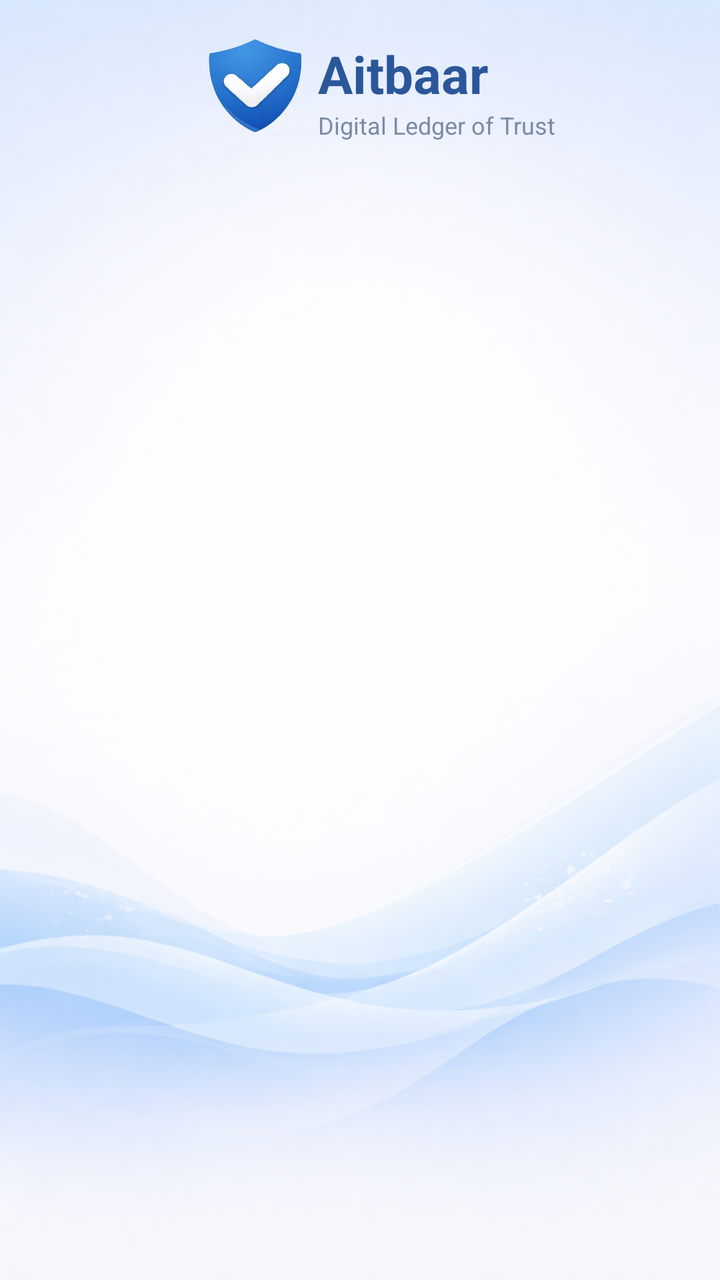
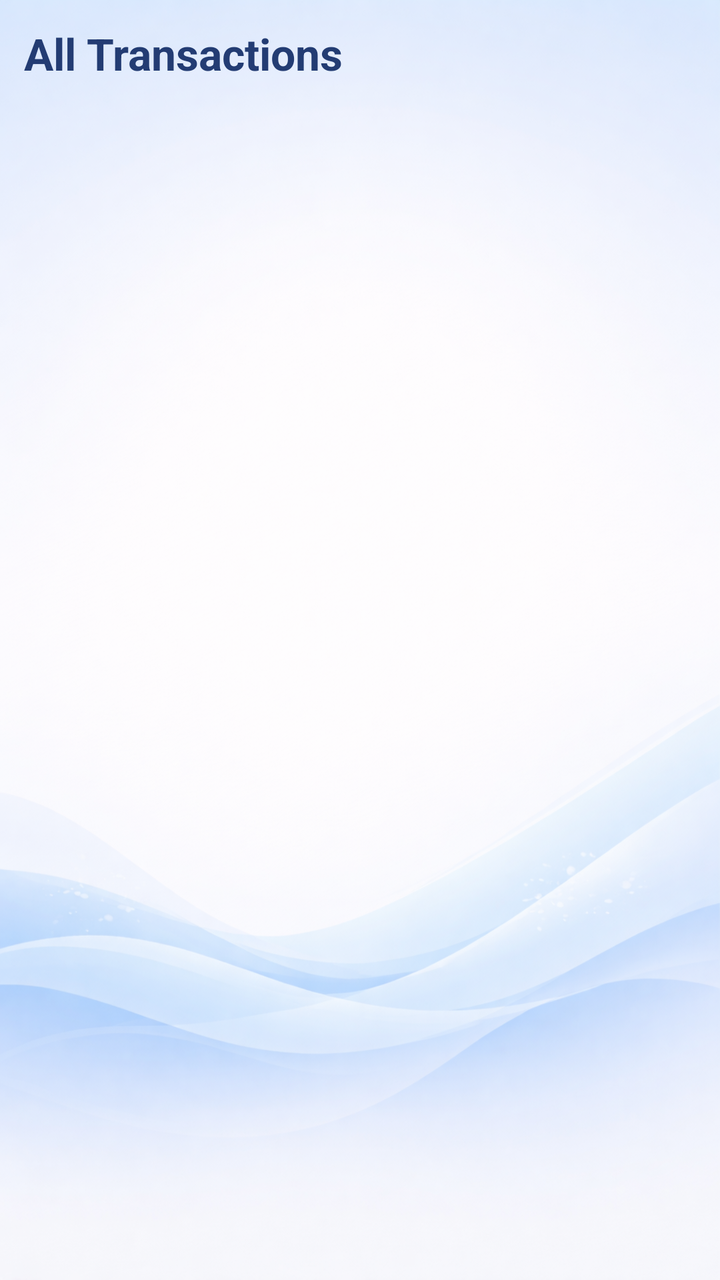

Two renders of the same Android screen: before a commit and after it. Below are the layout's source before the change and the commit's diff.
<!-- AndroidManifest.xml: application theme Theme.Aitbaar -->
<!-- res/layout/fragment_all_vendor_transactions.xml -->
<?xml version="1.0" encoding="utf-8"?>
<FrameLayout xmlns:android="http://schemas.android.com/apk/res/android"
    xmlns:app="http://schemas.android.com/apk/res-auto"
    xmlns:tools="http://schemas.android.com/tools"
    android:layout_width="match_parent"
    android:layout_height="match_parent"
    tools:context=".ui.customer.vendors.AllVendorTransactionsFragment"
    android:background="@drawable/aitbaar_background">


    <androidx.constraintlayout.widget.ConstraintLayout
        android:layout_width="match_parent"
        android:layout_height="match_parent">

        
        <LinearLayout
            android:id="@+id/topHeader"
            android:layout_width="wrap_content"
            android:layout_height="wrap_content"
            android:gravity="center"
            android:orientation="horizontal"
            app:layout_constraintEnd_toEndOf="parent"
            app:layout_constraintStart_toStartOf="parent"
            app:layout_constraintTop_toTopOf="parent">

            <ImageView
                android:layout_width="90dp"
                android:layout_height="90dp"
                android:contentDescription="logo"
                android:src="@drawable/shield_aitbaar" />

            <LinearLayout
                android:layout_width="wrap_content"
                android:layout_height="wrap_content"
                android:layout_marginStart="-14dp"
                android:orientation="vertical">

                <TextView
                    android:layout_width="wrap_content"
                    android:layout_height="wrap_content"
                    android:text="Aitbaar"
                    android:textColor="#2B579A"
                    android:textSize="26sp"
                    android:textStyle="bold" />

                <TextView
                    android:layout_width="wrap_content"
                    android:layout_height="wrap_content"
                    android:text="Digital Ledger of Trust"
                    android:textColor="#7A8BA6"
                    android:textSize="12sp" />
            </LinearLayout>
        </LinearLayout>


    </androidx.constraintlayout.widget.ConstraintLayout>


</FrameLayout>
<!-- resources referenced by this layout -->
<resources>
  <!-- drawable aitbaar_background: png bitmap (drawable, 940389 bytes) -->
  <!-- drawable shield_aitbaar: png bitmap (drawable, 76209 bytes) -->
  <style name="Theme.Aitbaar" parent="Base.Theme.Aitbaar" />
  <style name="Base.Theme.Aitbaar" parent="Theme.Material3.Light.NoActionBar">
          
          
      </style>
</resources>

<!-- the commit's change to res/layout/fragment_all_vendor_transactions.xml (unified diff, before → after) -->
@@ -4,56 +4,37 @@
     xmlns:tools="http://schemas.android.com/tools"
     android:layout_width="match_parent"
     android:layout_height="match_parent"
-    tools:context=".ui.customer.vendors.AllVendorTransactionsFragment"
-    android:background="@drawable/aitbaar_background">
-
+    android:background="@drawable/aitbaar_background"
+    tools:context=".ui.customer.vendors.AllVendorTransactionsFragment">
 
     <androidx.constraintlayout.widget.ConstraintLayout
         android:layout_width="match_parent"
-        android:layout_height="match_parent">
+        android:layout_height="match_parent"
+        android:padding="12dp">
 
-        
-        <LinearLayout
-            android:id="@+id/topHeader"
+        <TextView
+            android:id="@+id/tvAllTransactionsTitle"
             android:layout_width="wrap_content"
             android:layout_height="wrap_content"
-            android:gravity="center"
-            android:orientation="horizontal"
+            android:text="All Transactions"
+            android:textColor="#233C73"
+            android:textSize="22sp"
+            android:textStyle="bold"
+            app:layout_constraintStart_toStartOf="parent"
+            app:layout_constraintTop_toTopOf="parent" />
+
+        <androidx.recyclerview.widget.RecyclerView
+            android:id="@+id/rvAllTransactions"
+            android:layout_width="0dp"
+            android:layout_height="0dp"
+            android:clipToPadding="false"
+            android:paddingTop="8dp"
+            android:paddingBottom="8dp"
+            app:layout_constraintBottom_toBottomOf="parent"
             app:layout_constraintEnd_toEndOf="parent"
             app:layout_constraintStart_toStartOf="parent"
-            app:layout_constraintTop_toTopOf="parent">
-
-            <ImageView
-                android:layout_width="90dp"
-                android:layout_height="90dp"
-                android:contentDescription="logo"
-                android:src="@drawable/shield_aitbaar" />
-
-            <LinearLayout
-                android:layout_width="wrap_content"
-                android:layout_height="wrap_content"
-                android:layout_marginStart="-14dp"
-                android:orientation="vertical">
-
-                <TextView
-                    android:layout_width="wrap_content"
-                    android:layout_height="wrap_content"
-                    android:text="Aitbaar"
-                    android:textColor="#2B579A"
-                    android:textSize="26sp"
-                    android:textStyle="bold" />
-
-                <TextView
-                    android:layout_width="wrap_content"
-                    android:layout_height="wrap_content"
-                    android:text="Digital Ledger of Trust"
-                    android:textColor="#7A8BA6"
-                    android:textSize="12sp" />
-            </LinearLayout>
-        </LinearLayout>
-
+            app:layout_constraintTop_toBottomOf="@id/tvAllTransactionsTitle" />
 
     </androidx.constraintlayout.widget.ConstraintLayout>
 
-
 </FrameLayout>
<!-- resource entries referenced after the edit -->
@@ -1,7 +1,6 @@
 <!-- resources referenced by this layout -->
 <resources>
   <!-- drawable aitbaar_background: png bitmap (drawable, 940389 bytes) -->
-  <!-- drawable shield_aitbaar: png bitmap (drawable, 76209 bytes) -->
   <style name="Theme.Aitbaar" parent="Base.Theme.Aitbaar" />
   <style name="Base.Theme.Aitbaar" parent="Theme.Material3.Light.NoActionBar">
           
